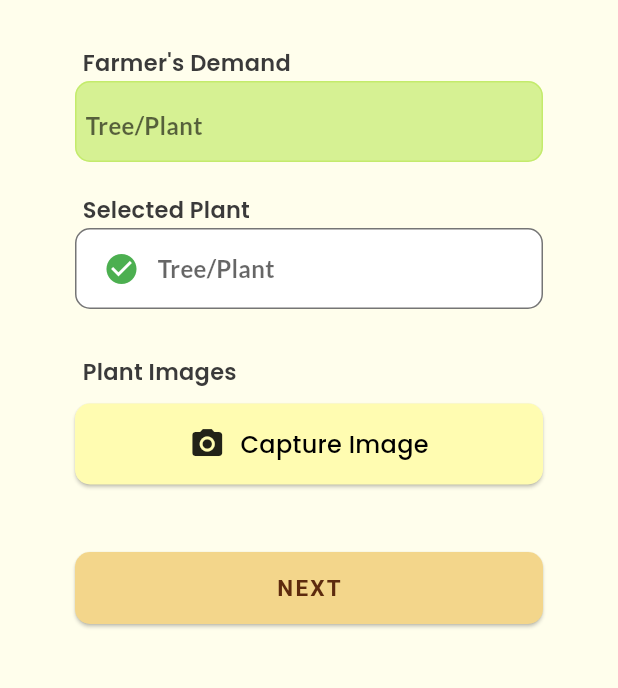
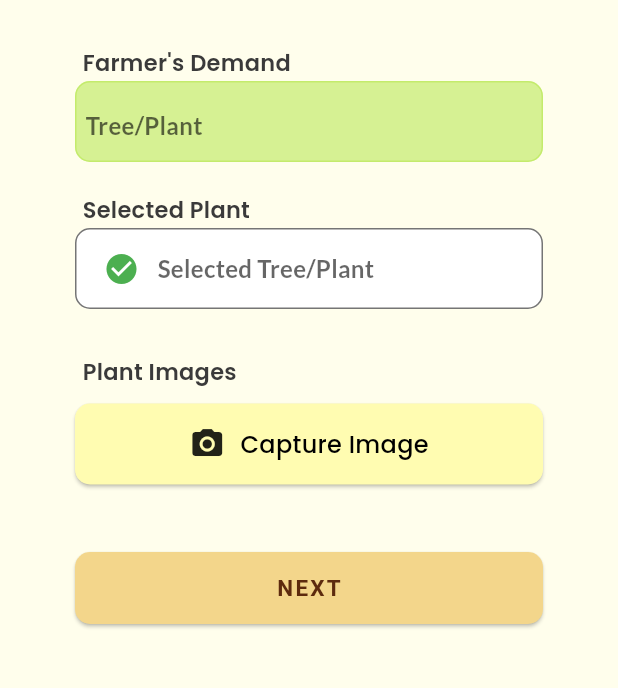
Before and after one commit to Akshat5129/PlantationApp, a Flutter app: the FarmerPlantation screen opened directly, on a phone screen of 412 x 824 dp, the part 147-835 px from its top. Run offline on Flutter 3.47's test engine with Material 2 defaults, Android fonts, the phone set to English and light mode, and no system bars; our stand-ins replace camera, google_fonts, image_picker, signature; Roboto replaces fonts that are missing (OpenSans).

Commit message:
Plantation File Update

```diff
--- a/PlantationApp/lib/screens/farmer_plantation.dart
+++ b/PlantationApp/lib/screens/farmer_plantation.dart
@@ -178,7 +178,7 @@ class _FarmerPlantationState extends State<FarmerPlantation> {
                                     textAlignVertical: TextAlignVertical.center,
                                     decoration: InputDecoration(
                                         border: InputBorder.none,
-                                        hintText: 'Tree/Plant',
+                                        hintText: 'Selected Tree/Plant',
                                         prefixIcon: Icon(Icons.check_circle),
                                         prefixIconColor: Colors.green
                                     ),
```
